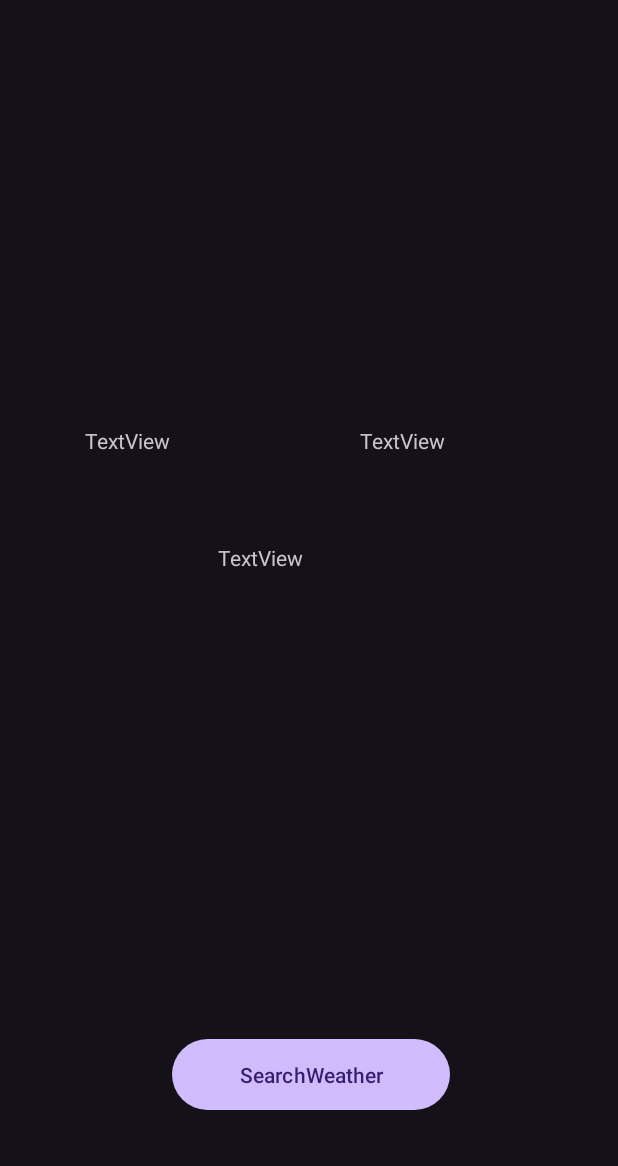
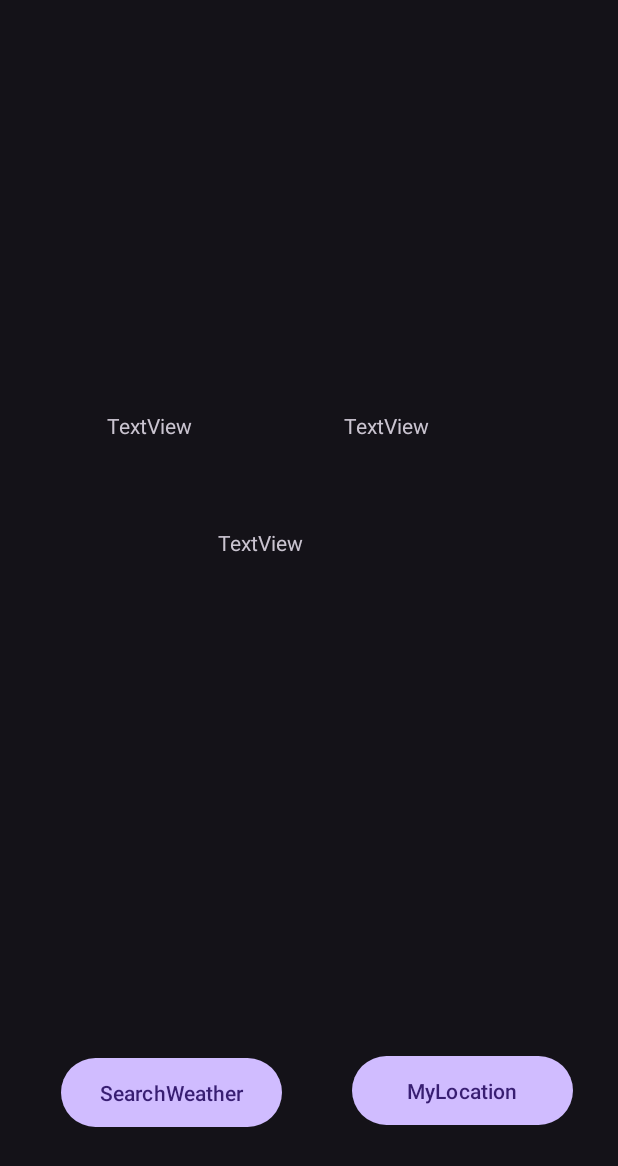
Before and after one commit to MohammedMohammed2/Mobilt_java23_Mohammed_Mohammed_API_intergration_v4, an Android app: the MainActivity2 screen opened directly, with no data from a screen before it, on a phone screen of 412 x 824 dp. Shown: the top 1166 px of the screen. Run offline under Robolectric (Android 15) with nearby library versions, the phone set to English and light mode, and no system bars; our stand-ins replace Volley; network calls fail; pictures from the network do not load.

Commit message:
almost done

```diff
--- a/app/src/main/java/com/gritacademy/apiandroidapp/BlankFragment.kt
+++ b/app/src/main/java/com/gritacademy/apiandroidapp/BlankFragment.kt
@@ -47,8 +47,6 @@ class BlankFragment : Fragment(R.layout.fragment_blank) {
             tvHumidity.text = " humidity: " + humidity + "%"
             Glide.with(this).load("https:" + icon).into(weatherIcon)
 
-
-
         }, {
             Log.i("momo", "fail")
 
--- a/app/src/main/java/com/gritacademy/apiandroidapp/MainActivity2.kt
+++ b/app/src/main/java/com/gritacademy/apiandroidapp/MainActivity2.kt
@@ -26,11 +26,31 @@ import org.json.JSONObject
 class MainActivity2 : AppCompatActivity() {
     lateinit var navController: NavController
 
-
-
     override fun onCreate(savedInstanceState: Bundle?) {
         super.onCreate(savedInstanceState)
         setContentView(R.layout.activity_main2)
+        val navHostFragment = supportFragmentManager.findFragmentById(R.id.fragmentContainerView2) as NavHostFragment
+        navController = navHostFragment.navController
 
+        findViewById<Button>(R.id.searchBtn).setOnClickListener {
+            Log.i("sami", "onCreate: "+navController.currentDestination!!.toString())
+
+            Log.i("sami", "onCreate: "+navController.currentDestination!!.toString()+navController.currentDestination!!.id)
+            if(navController.currentDestination!!.id == R.id.blankFragment2)
+                navController.navigate(R.id.action_blankFragment2_to_blankFragment22)
+            else{
+                Toast.makeText(this, "You are already in the desired fragment", Toast.LENGTH_SHORT).show()
+            }
+        }
+        findViewById<Button>(R.id.locationBtn).setOnClickListener {
+            Log.i("sami", "onCreate: "+navController.currentDestination!!.toString())
+
+            Log.i("sami", "onCreate: "+navController.currentDestination!!.toString()+navController.currentDestination!!.id)
+            if(navController.currentDestination!!.id == R.id.blankFragment22)
+                navController.navigate(R.id.action_blankFragment22_to_blankFragment2)
+            else{
+                Toast.makeText(this, "You are already in the desired fragment", Toast.LENGTH_SHORT).show()
+            }
+        }
     }
 }
--- a/app/src/main/res/layout/activity_main2.xml
+++ b/app/src/main/res/layout/activity_main2.xml
@@ -9,27 +9,41 @@
 
     <Button
         android:id="@+id/searchBtn"
-        android:layout_width="185dp"
-        android:layout_height="55dp"
-        android:layout_marginEnd="112dp"
+        android:layout_width="147dp"
+        android:layout_height="54dp"
+        android:layout_marginEnd="224dp"
         android:text="SearchWeather"
         app:layout_constraintBottom_toBottomOf="parent"
         app:layout_constraintEnd_toEndOf="parent"
         app:layout_constraintHorizontal_bias="0.831"
         app:layout_constraintStart_toEndOf="@+id/MyLocation"
         app:layout_constraintTop_toTopOf="parent"
-        app:layout_constraintVertical_bias="0.896" />
+        app:layout_constraintVertical_bias="0.911" />
+
+    <Button
+        android:id="@+id/locationBtn"
+        android:layout_width="147dp"
+        android:layout_height="54dp"
+        android:text="MyLocation"
+        app:layout_constraintBottom_toBottomOf="parent"
+        app:layout_constraintEnd_toEndOf="parent"
+        app:layout_constraintHorizontal_bias="0.886"
+        app:layout_constraintStart_toStartOf="parent"
+        app:layout_constraintTop_toTopOf="parent"
+        app:layout_constraintVertical_bias="0.909" />
 
     <androidx.fragment.app.FragmentContainerView
-        android:id="@+id/fragmentContainerView"
-        android:name="com.gritacademy.apiandroidapp.BlankFragment"
-        android:layout_width="346dp"
-        android:layout_height="490dp"
-        app:layout_constraintBottom_toTopOf="@+id/searchBtn"
+        android:id="@+id/fragmentContainerView2"
+        android:name="androidx.navigation.fragment.NavHostFragment"
+        android:layout_width="308dp"
+        android:layout_height="492dp"
+        app:layout_constraintBottom_toBottomOf="parent"
         app:layout_constraintEnd_toEndOf="parent"
-        app:layout_constraintHorizontal_bias="0.492"
+        app:layout_constraintHorizontal_bias="0.495"
         app:layout_constraintStart_toStartOf="parent"
         app:layout_constraintTop_toTopOf="parent"
-        app:layout_constraintVertical_bias="0.258" />
+        app:layout_constraintVertical_bias="0.121"
+        app:navGraph="@navigation/nav"
+        />
 
 </androidx.constraintlayout.widget.ConstraintLayout>
--- a/app/src/main/res/navigation/nav.xml
+++ b/app/src/main/res/navigation/nav.xml
@@ -3,34 +3,34 @@
     xmlns:app="http://schemas.android.com/apk/res-auto"
     xmlns:tools="http://schemas.android.com/tools"
     android:id="@+id/nav"
-    app:startDestination="@id/mainActivity2">
-    <activity
-        android:id="@+id/mainActivity2"
-        android:name="com.gritacademy.apiandroidapp.MainActivity2"
-        android:label="activity_main2"
-        tools:layout="@layout/activity_main2" />
+    app:startDestination="@id/blankFragment2">
     <fragment
-        android:id="@+id/blankFragment"
+        android:id="@+id/blankFragment2"
         android:name="com.gritacademy.apiandroidapp.BlankFragment"
         android:label="fragment_blank"
         tools:layout="@layout/fragment_blank" >
         <action
-            android:id="@+id/action_blankFragment_to_mainActivity2"
-            app:destination="@id/mainActivity2" />
+            android:id="@+id/action_blankFragment2_to_blankFragment22"
+            app:destination="@id/blankFragment22" />
         <action
-            android:id="@+id/action_blankFragment_to_blankFragment2"
-            app:destination="@id/blankFragment2" />
+            android:id="@+id/action_blankFragment2_to_mainActivity22"
+            app:destination="@id/mainActivity22" />
     </fragment>
     <fragment
-        android:id="@+id/blankFragment2"
+        android:id="@+id/blankFragment22"
         android:name="com.gritacademy.apiandroidapp.BlankFragment2"
         android:label="fragment_blank2"
         tools:layout="@layout/fragment_blank2" >
         <action
-            android:id="@+id/action_blankFragment2_to_mainActivity2"
-            app:destination="@id/mainActivity2" />
+            android:id="@+id/action_blankFragment22_to_blankFragment2"
+            app:destination="@id/blankFragment2" />
         <action
-            android:id="@+id/action_blankFragment2_to_blankFragment"
-            app:destination="@id/blankFragment" />
+            android:id="@+id/action_blankFragment22_to_mainActivity22"
+            app:destination="@id/mainActivity22" />
     </fragment>
+    <activity
+        android:id="@+id/mainActivity22"
+        android:name="com.gritacademy.apiandroidapp.MainActivity2"
+        android:label="activity_main2"
+        tools:layout="@layout/activity_main2" />
 </navigation>
```
Also changed, not shown: app/src/main/java/com/gritacademy/apiandroidapp/MainActivity3.kt (deleted, +0 -20 lines), app/src/main/res/layout/activity_main.xml (+0 -9 lines).
